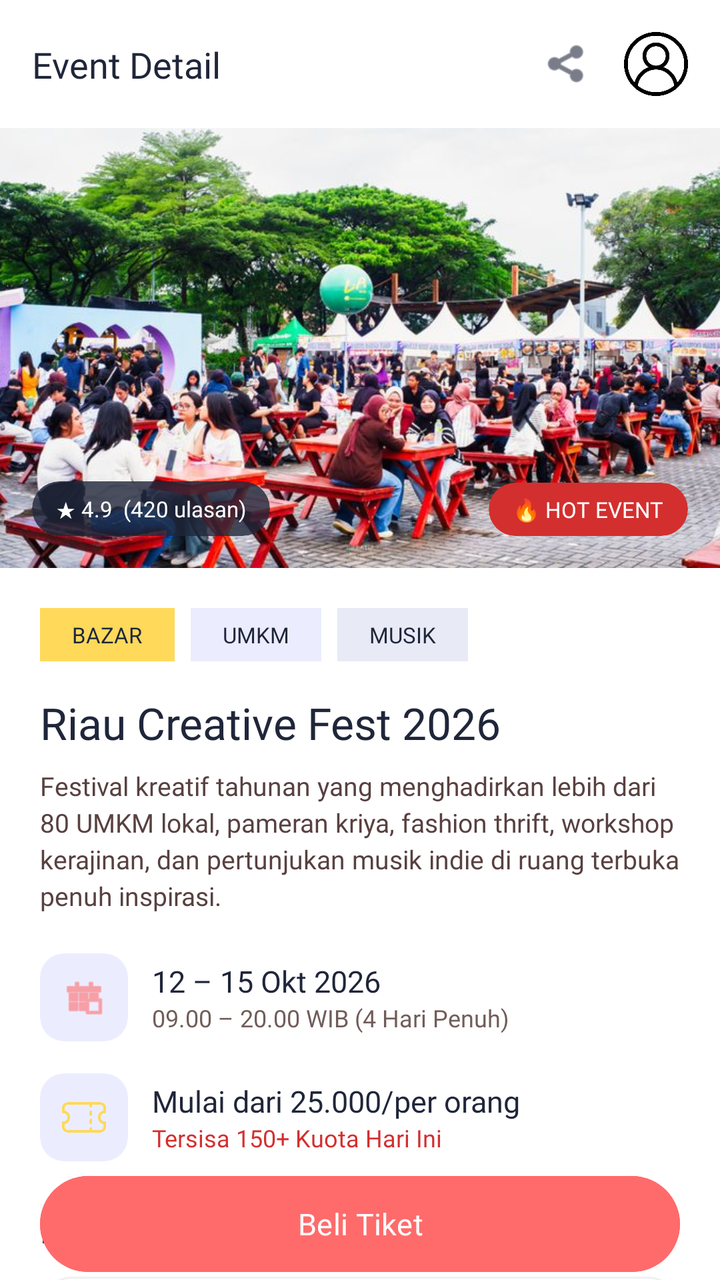
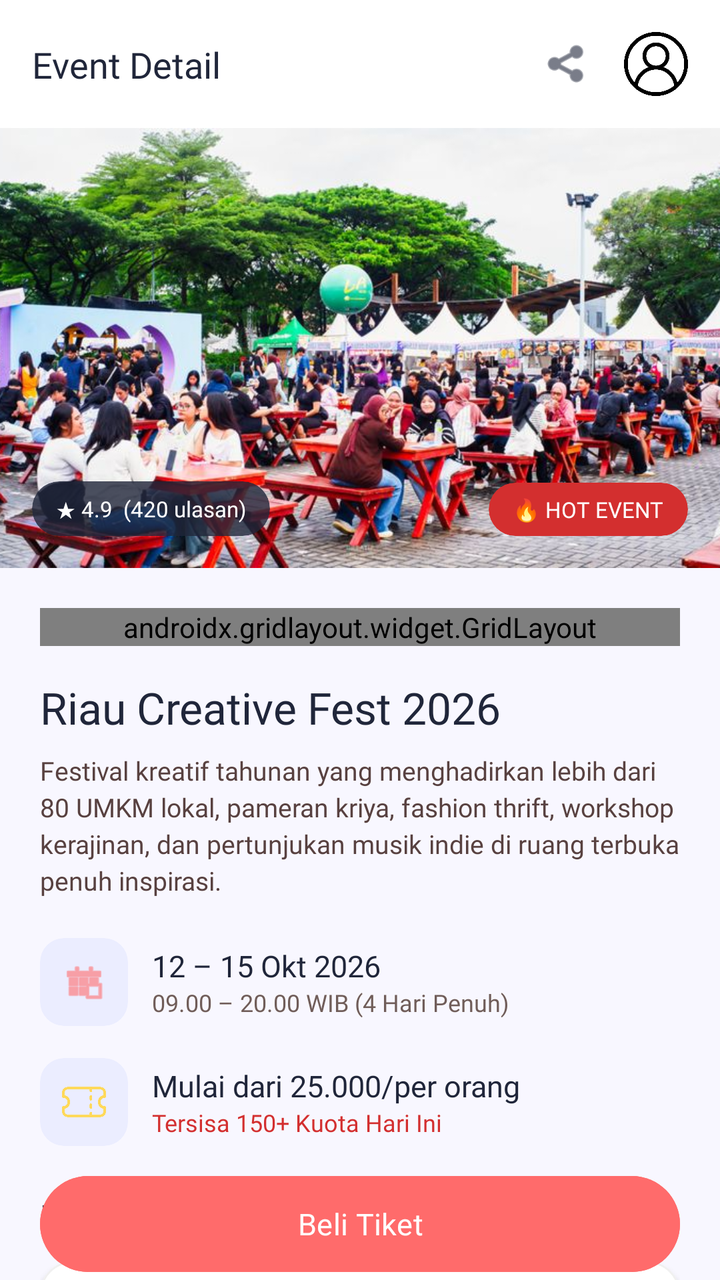

The first picture is an Android layout as it rendered before a commit; the second is the same layout after the commit. The layout source and the unified diff follow.
<!-- AndroidManifest.xml: application theme Theme.Projek_Ghania_Mobile -->
<!-- res/layout/activity_detail.xml -->
<?xml version="1.0" encoding="utf-8"?>
<androidx.coordinatorlayout.widget.CoordinatorLayout
    xmlns:android="http://schemas.android.com/apk/res/android"
    xmlns:app="http://schemas.android.com/apk/res-auto"
    xmlns:tools="http://schemas.android.com/tools"
    android:layout_width="match_parent"
    android:layout_height="match_parent"
    android:background="#FFFFFF"
    tools:context=".Beranda.DetailActivity">

    <com.google.android.material.appbar.AppBarLayout
        android:id="@+id/appBar"
        android:layout_width="match_parent"
        android:layout_height="wrap_content"
        android:background="#FFFFFF"
        android:elevation="2dp">

        <androidx.appcompat.widget.Toolbar
            android:id="@+id/toolbar"
            android:layout_width="match_parent"
            android:layout_height="?attr/actionBarSize"
            app:layout_scrollFlags="enterAlways">

            <androidx.constraintlayout.widget.ConstraintLayout
                android:layout_width="match_parent"
                android:layout_height="match_parent"
                android:paddingEnd="16dp">

                <TextView
                    android:id="@+id/tvTitleToolbar"
                    android:layout_width="wrap_content"
                    android:layout_height="wrap_content"
                    android:fontFamily="@font/nunito_extrabold"
                    android:text="Event Detail"
                    android:textColor="#20263A"
                    android:textSize="18sp"
                    app:layout_constraintBottom_toBottomOf="parent"
                    app:layout_constraintStart_toStartOf="parent"
                    app:layout_constraintTop_toTopOf="parent" />

                <ImageView
                    android:id="@+id/ivProfile"
                    android:layout_width="32dp"
                    android:layout_height="32dp"
                    android:src="@drawable/ic_profil"
                    app:layout_constraintBottom_toBottomOf="parent"
                    app:layout_constraintEnd_toEndOf="parent"
                    app:layout_constraintTop_toTopOf="parent" />

                <ImageView
                    android:id="@+id/btnShare"
                    android:layout_width="24dp"
                    android:layout_height="24dp"
                    android:layout_marginEnd="16dp"
                    android:src="@android:drawable/ic_menu_share"
                    app:layout_constraintBottom_toBottomOf="parent"
                    app:layout_constraintEnd_toStartOf="@+id/ivProfile"
                    app:layout_constraintTop_toTopOf="parent"
                    app:tint="#20263A" />

            </androidx.constraintlayout.widget.ConstraintLayout>
        </androidx.appcompat.widget.Toolbar>
    </com.google.android.material.appbar.AppBarLayout>

    <androidx.core.widget.NestedScrollView
        android:id="@+id/scrollView"
        android:layout_width="match_parent"
        android:layout_height="match_parent"
        android:clipToPadding="false"
        android:paddingBottom="100dp"
        app:layout_behavior="@string/appbar_scrolling_view_behavior">

        <LinearLayout
            android:layout_width="match_parent"
            android:layout_height="wrap_content"
            android:orientation="vertical">

            <androidx.constraintlayout.widget.ConstraintLayout
                android:layout_width="match_parent"
                android:layout_height="220dp">

                <ImageView
                    android:id="@+id/ivBanner"
                    android:layout_width="match_parent"
                    android:layout_height="match_parent"
                    android:src="@drawable/event_pku"
                    android:scaleType="centerCrop"
                    app:layout_constraintTop_toTopOf="parent" />

                <com.google.android.material.card.MaterialCardView
                    android:layout_width="wrap_content"
                    android:layout_height="wrap_content"
                    android:layout_marginStart="16dp"
                    android:layout_marginBottom="16dp"
                    app:cardBackgroundColor="#CC20263A"
                    app:cardCornerRadius="16dp"
                    app:layout_constraintBottom_toBottomOf="parent"
                    app:layout_constraintStart_toStartOf="parent"
                    app:strokeWidth="0dp">

                    <TextView
                        android:layout_width="wrap_content"
                        android:layout_height="wrap_content"
                        android:fontFamily="@font/nunito_bold"
                        android:paddingHorizontal="12dp"
                        android:paddingVertical="6dp"
                        android:text="★ 4.9  (420 ulasan)"
                        android:textColor="#FFFFFF"
                        android:textSize="11sp" />
                </com.google.android.material.card.MaterialCardView>

                <com.google.android.material.card.MaterialCardView
                    android:layout_width="wrap_content"
                    android:layout_height="wrap_content"
                    android:layout_marginEnd="16dp"
                    android:layout_marginBottom="16dp"
                    app:cardBackgroundColor="#D32F2F"
                    app:cardCornerRadius="16dp"
                    app:layout_constraintBottom_toBottomOf="parent"
                    app:layout_constraintEnd_toEndOf="parent"
                    app:strokeWidth="0dp">

                    <TextView
                        android:layout_width="wrap_content"
                        android:layout_height="wrap_content"
                        android:fontFamily="@font/nunito_bold"
                        android:paddingHorizontal="12dp"
                        android:paddingVertical="6dp"
                        android:text="🔥 HOT EVENT"
                        android:textColor="#FFFFFF"
                        android:textSize="11sp" />
                </com.google.android.material.card.MaterialCardView>
            </androidx.constraintlayout.widget.ConstraintLayout>

            <LinearLayout
                android:layout_width="match_parent"
                android:layout_height="wrap_content"
                android:orientation="vertical"
                android:padding="20dp">

                <LinearLayout
                    android:layout_width="wrap_content"
                    android:layout_height="wrap_content"
                    android:orientation="horizontal">

                    <TextView
                        android:layout_width="wrap_content"
                        android:layout_height="wrap_content"
                        android:layout_marginEnd="8dp"
                        android:fontFamily="@font/nunito_bold"
                        android:paddingHorizontal="16dp"
                        android:background="@color/sun_yellow"
                        android:paddingVertical="6dp"
                        android:text="BAZAR"
                        android:textColor="@color/deep_ink"
                        android:textSize="11sp" />

                    <TextView
                        android:layout_width="wrap_content"
                        android:layout_height="wrap_content"
                        android:layout_marginEnd="8dp"
                        android:background="@color/lilac"
                        android:fontFamily="@font/nunito_bold"
                        android:paddingHorizontal="16dp"
                        android:paddingVertical="6dp"
                        android:text="UMKM"
                        android:textColor="@color/deep_ink"
                        android:textSize="11sp" />

                    <TextView
                        android:layout_width="wrap_content"
                        android:layout_height="wrap_content"
                        android:background="#E8EAF6"
                        android:fontFamily="@font/nunito_bold"
                        android:paddingHorizontal="16dp"
                        android:paddingVertical="6dp"
                        android:text="MUSIK"
                        android:textColor="@color/deep_ink"
                        android:textSize="11sp" />
                </LinearLayout>

                <TextView
                    android:id="@+id/tvDetailTitle"
                    android:layout_width="match_parent"
                    android:layout_height="wrap_content"
                    android:layout_marginTop="16dp"
                    android:fontFamily="@font/nunito_extrabold"
                    android:text="Riau Creative Fest 2026"
                    android:textColor="#20263A"
                    android:textSize="22sp" />

                <TextView
                    android:id="@+id/tvDetailDesc"
                    android:layout_width="match_parent"
                    android:layout_height="wrap_content"
                    android:layout_marginTop="8dp"
                    android:fontFamily="@font/nunito_regular"
                    android:lineSpacingExtra="3dp"
                    android:text="Festival kreatif tahunan yang menghadirkan lebih dari 80 UMKM lokal, pameran kriya, fashion thrift, workshop kerajinan, dan pertunjukan musik indie di ruang terbuka penuh inspirasi."
                    android:textColor="@color/secondary_text"
                    android:textSize="13sp" />

                <LinearLayout
                    android:layout_width="match_parent"
                    android:layout_height="wrap_content"
                    android:layout_marginTop="20dp"
                    android:gravity="center_vertical"
                    android:orientation="horizontal">

                    <com.google.android.material.card.MaterialCardView
                        android:layout_width="44dp"
                        android:layout_height="44dp"
                        app:cardBackgroundColor="@color/lilac"
                        app:cardCornerRadius="12dp"
                        app:strokeWidth="0dp">

                        <ImageView
                            android:layout_width="22dp"
                            android:layout_height="22dp"
                            android:layout_gravity="center"
                            android:src="@android:drawable/ic_menu_today"
                            app:tint="@color/coral" />
                    </com.google.android.material.card.MaterialCardView>

                    <LinearLayout
                        android:layout_width="match_parent"
                        android:layout_height="wrap_content"
                        android:layout_marginStart="12dp"
                        android:orientation="vertical">

                        <TextView
                            android:layout_width="wrap_content"
                            android:layout_height="wrap_content"
                            android:fontFamily="@font/nunito_bold"
                            android:text="12 – 15 Okt 2026"
                            android:textColor="#20263A"
                            android:textSize="15sp" />

                        <TextView
                            android:layout_width="wrap_content"
                            android:layout_height="wrap_content"
                            android:fontFamily="@font/nunito_regular"
                            android:text="09.00 – 20.00 WIB (4 Hari Penuh)"
                            android:textColor="#705D59"
                            android:textSize="12sp" />
                    </LinearLayout>
                </LinearLayout>

                <LinearLayout
                    android:layout_width="match_parent"
                    android:layout_height="wrap_content"
                    android:layout_marginTop="16dp"
                    android:gravity="center_vertical"
                    android:orientation="horizontal">

                    <com.google.android.material.card.MaterialCardView
                        android:layout_width="44dp"
                        android:layout_height="44dp"
                        app:cardBackgroundColor="@color/lilac"
                        app:cardCornerRadius="12dp"
                        app:strokeWidth="0dp">

                        <ImageView
                            android:layout_width="22dp"
                            android:layout_height="22dp"
                            android:layout_gravity="center"
                            android:src="@drawable/ticket_button"
                            app:tint="@color/sun_yellow" />
                    </com.google.android.material.card.MaterialCardView>

                    <LinearLayout
                        android:layout_width="match_parent"
                        android:layout_height="wrap_content"
                        android:layout_marginStart="12dp"
                        android:orientation="vertical">

                        <TextView
                            android:layout_width="wrap_content"
                            android:layout_height="wrap_content"
                            android:fontFamily="@font/nunito_bold"
                            android:text="Mulai dari 25.000/per orang"
                            android:textColor="#20263A"
                            android:textSize="15sp" />

                        <TextView
                            android:layout_width="wrap_content"
                            android:layout_height="wrap_content"
                            android:fontFamily="@font/nunito_bold"
                            android:text="Tersisa 150+ Kuota Hari Ini"
                            android:textColor="#D32F2F"
                            android:textSize="12sp" />
                    </LinearLayout>
                </LinearLayout>

                <TextView
                    android:layout_width="wrap_content"
                    android:layout_height="wrap_content"
                    android:layout_marginTop="24dp"
                    android:fontFamily="@font/nunito_extrabold"
                    android:text="Lokasi Event"
                    android:textColor="#20263A"
                    android:textSize="16sp" />

                <com.google.android.material.card.MaterialCardView
                    android:layout_width="match_parent"
                    android:layout_height="wrap_content"
                    android:layout_marginTop="12dp"
                    app:cardBackgroundColor="#FFFFFF"
                    app:cardCornerRadius="16dp"
                    app:cardElevation="2dp"
                    app:strokeColor="#F0F0F0"
                    app:strokeWidth="1dp">

                    <LinearLayout
                        android:layout_width="match_parent"
                        android:layout_height="wrap_content"
                        android:orientation="vertical"
                        android:padding="12dp">

                        <ImageView
                            android:id="@+id/ivMapPreview"
                            android:layout_width="match_parent"
                            android:layout_height="140dp"
                            android:background="#D1E8E2"
                            android:scaleType="centerCrop" />

                        <androidx.constraintlayout.widget.ConstraintLayout
                            android:layout_width="match_parent"
                            android:layout_height="wrap_content"
                            android:layout_marginTop="12dp">

                            <TextView
                                android:id="@+id/tvLocationName"
                                android:layout_width="0dp"
                                android:layout_height="wrap_content"
                                android:layout_marginEnd="8dp"
                                android:fontFamily="@font/nunito_extrabold"
                                android:text="Bandar Seni Raja Ali Haji"
                                android:textColor="#20263A"
                                android:textSize="14sp"
                                app:layout_constraintEnd_toStartOf="@+id/btnPeta"
                                app:layout_constraintStart_toStartOf="parent"
                                app:layout_constraintTop_toTopOf="parent" />

                            <TextView
                                android:layout_width="0dp"
                                android:layout_height="wrap_content"
                                android:layout_marginTop="2dp"
                                android:fontFamily="@font/nunito_regular"
                                android:text="Jl. Jenderal Sudirman No. 1, Pekanbaru, Riau"
                                android:textColor="#705D59"
                                android:textSize="11sp"
                                app:layout_constraintEnd_toStartOf="@+id/btnPeta"
                                app:layout_constraintStart_toStartOf="parent"
                                app:layout_constraintTop_toBottomOf="@+id/tvLocationName" />

                            <com.google.android.material.button.MaterialButton
                                android:id="@+id/btnPeta"
                                android:layout_width="wrap_content"
                                android:layout_height="36dp"
                                android:fontFamily="@font/nunito_bold"
                                android:text="Peta"
                                android:textAllCaps="false"
                                android:textColor="#1976D2"
                                android:textSize="12sp"
                                app:backgroundTint="#E8EAF6"
                                app:cornerRadius="18dp"
                                app:layout_constraintBottom_toBottomOf="parent"
                                app:layout_constraintEnd_toEndOf="parent"
                                app:layout_constraintTop_toTopOf="parent" />
                        </androidx.constraintlayout.widget.ConstraintLayout>
                    </LinearLayout>
                </com.google.android.material.card.MaterialCardView>

            </LinearLayout>
        </LinearLayout>
    </androidx.core.widget.NestedScrollView>
        <Button
            android:id="@+id/btnBeliTiket"
            android:layout_width="match_parent"
            android:layout_height="56dp"
            android:layout_marginRight="20dp"
            android:layout_marginLeft="20dp"
            android:fontFamily="@font/nunito_extrabold"
            android:text="Beli Tiket"
            android:layout_gravity="bottom"
            android:textColor="#FFFFFF"
            android:textSize="15sp"
            android:backgroundTint="#FF6B6B" />
</androidx.coordinatorlayout.widget.CoordinatorLayout>
<!-- resources referenced by this layout -->
<resources>
  <color name="coral">#FF6B6B</color>
  <color name="deep_ink">#20263A</color>
  <color name="lilac">#EBEDFF</color>
  <color name="secondary_text">#584140</color>
  <color name="sun_yellow">#FFD95A</color>
  <!-- drawable event_pku: jpg bitmap (drawable, 94504 bytes) -->
  <!-- drawable ic_profil: png bitmap (drawable, 24852 bytes) -->
  <!-- drawable ticket_button: png bitmap (drawable, 10431 bytes) -->
  <style name="Theme.Projek_Ghania_Mobile" parent="Base.Theme.Projek_Ghania_Mobile" />
  <style name="Base.Theme.Projek_Ghania_Mobile" parent="Theme.Material3.DayNight.NoActionBar">
          
          
      </style>
</resources>

<!-- the commit's change to res/layout/activity_detail.xml (unified diff, before → after) -->
@@ -5,7 +5,7 @@
     xmlns:tools="http://schemas.android.com/tools"
     android:layout_width="match_parent"
     android:layout_height="match_parent"
-    android:background="#FFFFFF"
+    android:background="@color/bg"
     tools:context=".Beranda.DetailActivity">
 
     <com.google.android.material.appbar.AppBarLayout
@@ -138,46 +138,61 @@
                 android:orientation="vertical"
                 android:padding="20dp">
 
-                <LinearLayout
-                    android:layout_width="wrap_content"
-                    android:layout_height="wrap_content"
-                    android:orientation="horizontal">
+                <androidx.gridlayout.widget.GridLayout
+                    android:id="@+id/gridTagsEvent"
+                    android:layout_width="match_parent"
+                    android:layout_height="wrap_content"
+                    app:columnCount="3"
+                    app:useDefaultMargins="true">
 
                     <TextView
-                        android:layout_width="wrap_content"
-                        android:layout_height="wrap_content"
-                        android:layout_marginEnd="8dp"
+                        android:layout_width="0dp"
+                        android:layout_height="wrap_content"
+                        android:background="@drawable/bg_tag_rounded"
+                        app:backgroundTint="@color/sun_yellow"
                         android:fontFamily="@font/nunito_bold"
-                        android:paddingHorizontal="16dp"
-                        android:background="@color/sun_yellow"
-                        android:paddingVertical="6dp"
+                        android:paddingHorizontal="12dp"
+                        android:paddingVertical="8dp"
                         android:text="BAZAR"
+                        android:textAlignment="center"
                         android:textColor="@color/deep_ink"
-                        android:textSize="11sp" />
+                        android:textSize="11sp"
+                        app:layout_columnWeight="1"
+                        app:layout_gravity="fill_horizontal" />
 
                     <TextView
-                        android:layout_width="wrap_content"
-                        android:layout_height="wrap_content"
-                        android:layout_marginEnd="8dp"
-                        android:background="@color/lilac"
+                        android:layout_width="0dp"
+                        android:layout_height="wrap_content"
+                        android:background="@drawable/bg_tag_rounded"
                         android:fontFamily="@font/nunito_bold"
-                        android:paddingHorizontal="16dp"
-                        android:paddingVertical="6dp"
+                        android:paddingHorizontal="12dp"
+                        android:paddingVertical="8dp"
                         android:text="UMKM"
+                        android:textAlignment="center"
                         android:textColor="@color/deep_ink"
-                        android:textSize="11sp" />
+                        android:textSize="11sp"
+                        app:backgroundTint="@color/lilac"
+                        app:layout_column="1"
+                        app:layout_columnWeight="1"
+                        app:layout_gravity="fill_horizontal"
+                        app:layout_row="0" />
 
                     <TextView
-                        android:layout_width="wrap_content"
-                        android:layout_height="wrap_content"
-                        android:background="#E8EAF6"
+                        android:layout_width="0dp"
+                        android:layout_height="wrap_content"
+                        android:background="@drawable/bg_tag_rounded"
+                        app:backgroundTint="#E8EAF6"
                         android:fontFamily="@font/nunito_bold"
-                        android:paddingHorizontal="16dp"
-                        android:paddingVertical="6dp"
+                        android:paddingHorizontal="12dp"
+                        android:paddingVertical="8dp"
                         android:text="MUSIK"
+                        android:textAlignment="center"
                         android:textColor="@color/deep_ink"
-                        android:textSize="11sp" />
-                </LinearLayout>
+                        android:textSize="11sp"
+                        app:layout_columnWeight="1"
+                        app:layout_gravity="fill_horizontal" />
+
+                </androidx.gridlayout.widget.GridLayout>
 
                 <TextView
                     android:id="@+id/tvDetailTitle"
@@ -375,16 +390,18 @@
             </LinearLayout>
         </LinearLayout>
     </androidx.core.widget.NestedScrollView>
-        <Button
-            android:id="@+id/btnBeliTiket"
-            android:layout_width="match_parent"
-            android:layout_height="56dp"
-            android:layout_marginRight="20dp"
-            android:layout_marginLeft="20dp"
-            android:fontFamily="@font/nunito_extrabold"
-            android:text="Beli Tiket"
-            android:layout_gravity="bottom"
-            android:textColor="#FFFFFF"
-            android:textSize="15sp"
-            android:backgroundTint="#FF6B6B" />
+
+    <Button
+        android:id="@+id/btnBeliTiket"
+        android:layout_width="match_parent"
+        android:layout_height="56dp"
+        android:layout_marginRight="20dp"
+        android:layout_marginLeft="20dp"
+        android:fontFamily="@font/nunito_extrabold"
+        android:text="Beli Tiket"
+        android:layout_gravity="bottom"
+        android:textColor="#FFFFFF"
+        android:textSize="15sp"
+        android:backgroundTint="#FF6B6B" />
+
 </androidx.coordinatorlayout.widget.CoordinatorLayout>
<!-- resource entries referenced after the edit -->
@@ -1,10 +1,17 @@
 <!-- resources referenced by this layout -->
 <resources>
+  <color name="bg">#F8F7FF</color>
   <color name="coral">#FF6B6B</color>
   <color name="deep_ink">#20263A</color>
   <color name="lilac">#EBEDFF</color>
   <color name="secondary_text">#584140</color>
   <color name="sun_yellow">#FFD95A</color>
+  <!-- drawable bg_tag_rounded (drawable) -->
+  <?xml version="1.0" encoding="utf-8"?>
+  <shape xmlns:android="http://schemas.android.com/apk/res/android">
+      <solid android:color="#FFFFFF" />
+      <corners android:radius="4dp" />
+  </shape>
   <!-- drawable event_pku: jpg bitmap (drawable, 94504 bytes) -->
   <!-- drawable ic_profil: png bitmap (drawable, 24852 bytes) -->
   <!-- drawable ticket_button: png bitmap (drawable, 10431 bytes) -->
